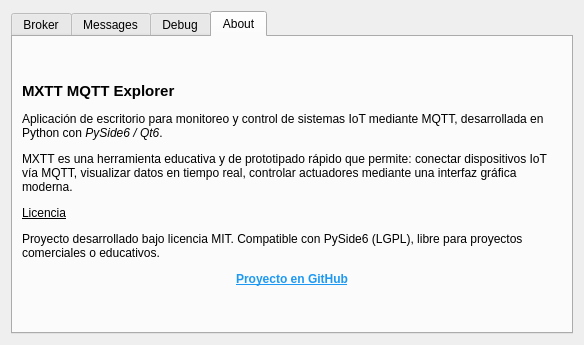
Qt form ui/resources/mxtt_ui.ui (lmtreser/mxtt) before a commit.
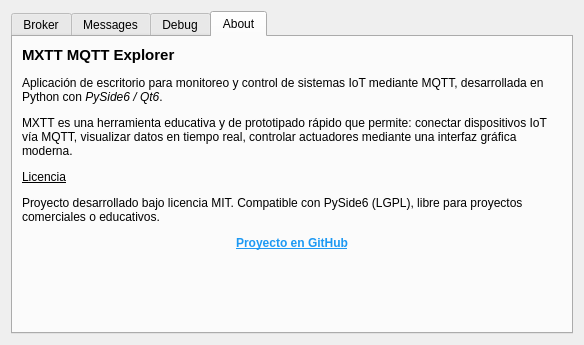
The same form after that commit. The open tabs and pages were chosen to show the change.

What changed in the file:
```diff
--- a/ui/resources/mxtt_ui.ui
+++ b/ui/resources/mxtt_ui.ui
@@ -248,6 +248,19 @@
          </property>
         </widget>
        </item>
+       <item>
+        <spacer name="verticalSpacer">
+         <property name="orientation">
+          <enum>Qt::Vertical</enum>
+         </property>
+         <property name="sizeHint" stdset="0">
+          <size>
+           <width>20</width>
+           <height>40</height>
+          </size>
+         </property>
+        </spacer>
+       </item>
       </layout>
      </widget>
     </widget>
```
